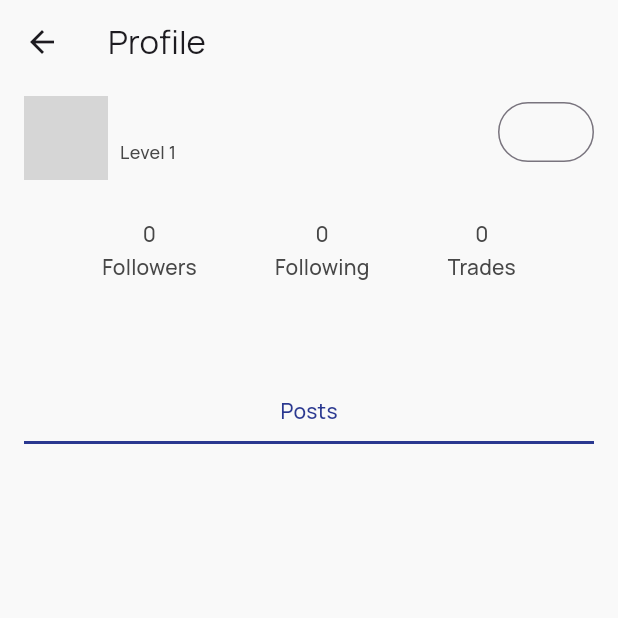
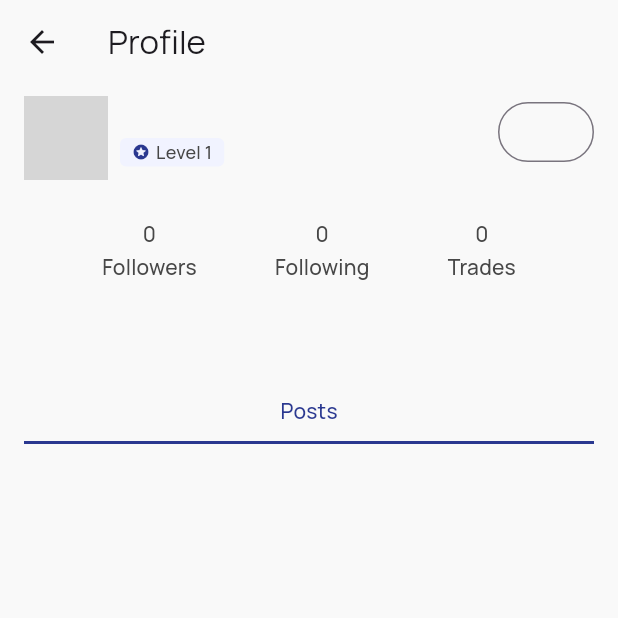
Before and after one commit to imfaizanyousaf/zwap_test, a Flutter app: the ProfileScreen screen opened directly with empty values, on a phone screen of 412 x 824 dp, the top half of it. Run offline on Flutter 3.47's test engine with Material 3 defaults, Android fonts, the light colour scheme and no system bars; our stand-ins replace connectivity_plus, dio, flutter_svg, fluttertoast, google_fonts, image_picker and 2 more; missing offline and left inert: pusher_channels_flutter; accounts and stored records are empty; network calls fail; grey boxes are pictures that could not be loaded.

Commit message:
bug fixes

```diff
--- a/lib/view/exchange_screen.dart
+++ b/lib/view/exchange_screen.dart
@@ -67,7 +67,7 @@ class _ExchangeScreenState extends State<ExchangeScreen> {
             child: TextField(
               controller: messageController,
               decoration: InputDecoration(
-                labelText: 'Write a message (Optional)',
+                labelText: 'Write a message',
               ),
               onChanged: (value) {
                 setState(() {
@@ -148,7 +148,8 @@ class _ExchangeScreenState extends State<ExchangeScreen> {
             disabled:
                 widget.exchangeWith == null || messageController.text.isEmpty,
             onPressed: () async {
-              // show a loading dialog
+              if (widget.exchangeWith != null &&
+                  messageController.text.isNotEmpty) {
                 showDialog(
                   context: context,
                   barrierDismissible: false,
@@ -225,6 +226,7 @@ class _ExchangeScreenState extends State<ExchangeScreen> {
                     );
                   }
                 }
+              }
             })
       ],
     );
--- a/lib/view/profile.dart
+++ b/lib/view/profile.dart
@@ -283,18 +283,41 @@ class _ProfileScreenState extends State<ProfileScreen> {
                                               color: Color(0xff000000),
                                             ),
                                           )),
+                                      Container(
+                                        decoration: BoxDecoration(
+                                          color: AppColor.lightBlue,
+                                          borderRadius:
+                                              BorderRadius.circular(4),
+                                        ),
+                                        child: Padding(
+                                          padding: const EdgeInsets.symmetric(
+                                              vertical: 0.0, horizontal: 8),
+                                          child: Row(
+                                            children: [
+                                              Icon(Icons.stars_rounded,
+                                                  size: 12,
+                                                  color: AppColor.primary),
+                                              SizedBox(
+                                                width: 4,
+                                              ),
                                               Text('Level 1',
                                                   style: GoogleFonts.getFont(
                                                     "Manrope",
                                                     textStyle: TextStyle(
                                                       fontSize: 12,
-                                              fontWeight: FontWeight.w500,
+                                                      fontWeight:
+                                                          FontWeight.w500,
                                                       height: 1.6,
-                                              letterSpacing: 0.150000006,
+                                                      letterSpacing:
+                                                          0.150000006,
                                                       color: Color.fromARGB(
                                                           255, 71, 71, 71),
                                                     ),
                                                   )),
+                                            ],
+                                          ),
+                                        ),
+                                      ),
                                     ],
                                   ),
                                 )
--- a/lib/view/user_auth/signin.dart
+++ b/lib/view/user_auth/signin.dart
@@ -87,7 +87,7 @@ class _SignInScreenState extends State<SignInScreen> {
                 TextFieldOutlined(
                   label: "Email",
                   valid: _validEmail,
-                  errorMessage: "Email sahi sy likh bhai",
+                  errorMessage: "Invalid Email",
                   keyboard: TextInputType.emailAddress,
                   controller: _emailController,
                   onChanged: (_emailController) {
@@ -99,8 +99,7 @@ class _SignInScreenState extends State<SignInScreen> {
                 ),
                 TextFieldOutlined(
                   label: "Password",
-                  errorMessage:
-                      "Ex ka number yad rehta. Password nhi yad rakh skta?",
+                  errorMessage: "Invalid Password",
                   valid: _validPassword,
                   obscureText: true,
                   controller: _passwordController,
```
Also changed, not shown: lib/view/filters/locations.dart (+22 -10 lines), lib/view/product_details.dart (+7 -6 lines). Lines whose indentation alone changed are shown as unchanged.
